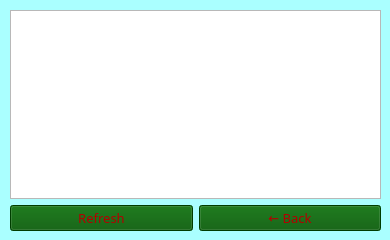
First picture: the form in ships.ui, repository ailaikit/CSA, before the edit.
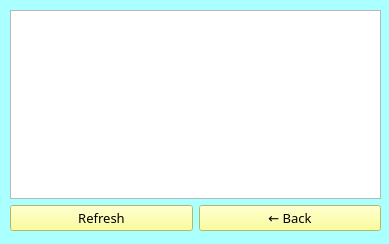
Second picture: the form after the edit.

The edit to the form file:
```diff
--- a/ships.ui
+++ b/ships.ui
@@ -6,8 +6,8 @@
    <rect>
     <x>0</x>
     <y>0</y>
-    <width>390</width>
-    <height>240</height>
+    <width>389</width>
+    <height>244</height>
    </rect>
   </property>
   <property name="palette">
@@ -485,8 +485,8 @@
        <cursorShape>PointingHandCursor</cursorShape>
       </property>
       <property name="styleSheet">
-       <string notr="true">color:  rgb(179, 0, 0);
-background-color: rgb(0, 85, 0);</string>
+       <string notr="true">color:  rgb(0, 0, 0);
+background-color: rgb(255, 255, 127);</string>
       </property>
       <property name="text">
        <string>Refresh</string>
@@ -505,8 +505,8 @@
        <cursorShape>PointingHandCursor</cursorShape>
       </property>
       <property name="styleSheet">
-       <string notr="true">color:  rgb(179, 0, 0);
-background-color: rgb(0, 85, 0);</string>
+       <string notr="true">color:  rgb(0, 0, 0);
+background-color: rgb(255, 255, 127);</string>
       </property>
       <property name="text">
        <string>← Back</string>
```
